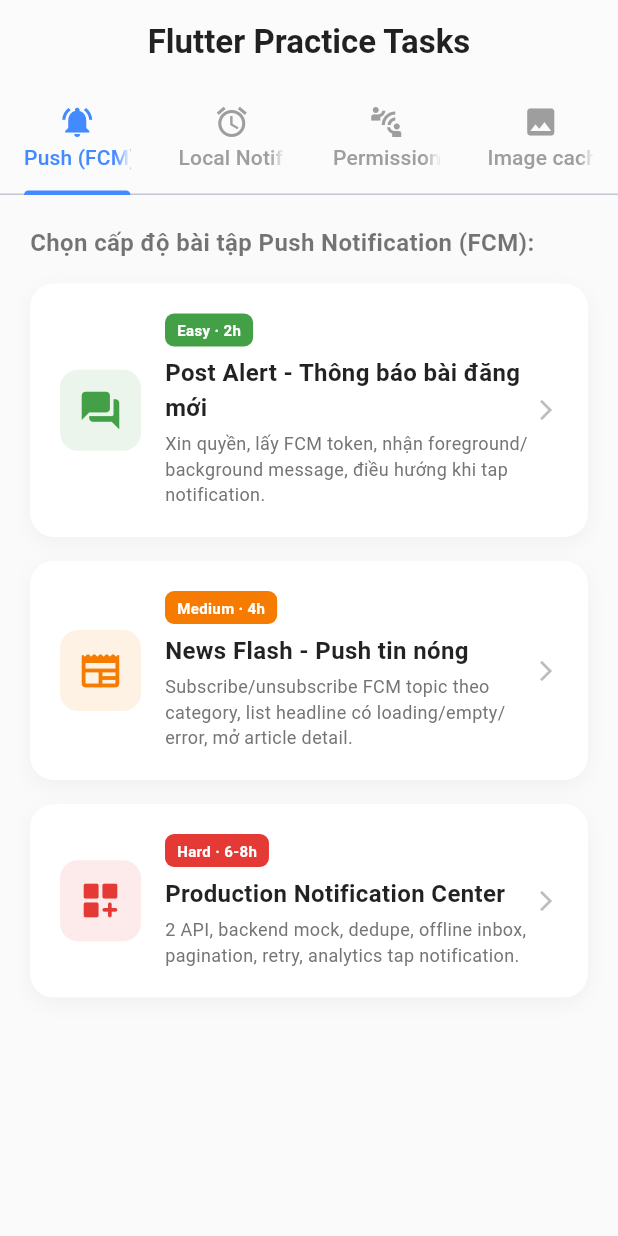
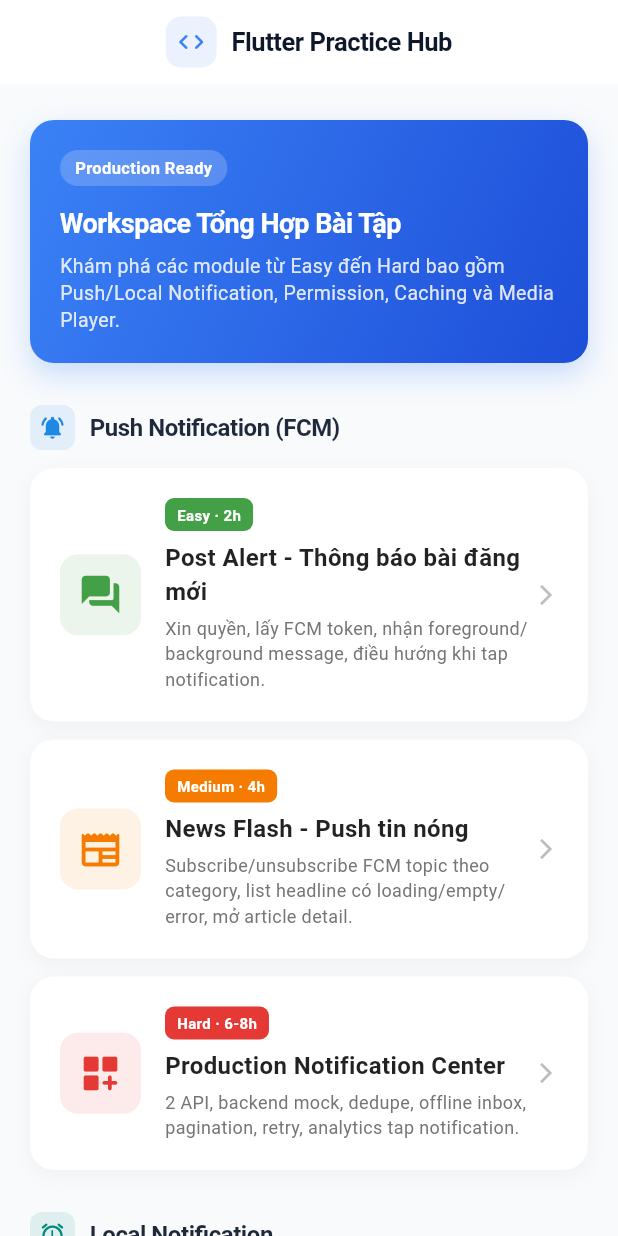
Before and after one commit to Trannganne/flutter_practice_task, a Flutter app: the screen it shows after launch, on a phone screen of 412 x 824 dp. Run offline on Flutter 3.47's test engine with Material 3 defaults, Android fonts, the phone set to English and light mode, and no system bars; our stand-ins replace bloc, bloc_concurrency, cached_network_image, chewie, connectivity_plus, csv and 24 more; missing offline and left inert: dio_smart_retry, workmanager; accounts and stored records are empty.

Commit message:
refactor: đồng bộ router và giao diện Local Notification

```diff
--- a/lib/hub/dev_hub_screen.dart
+++ b/lib/hub/dev_hub_screen.dart
@@ -56,10 +56,8 @@ import 'package:flutterpractisetasks/file_picker/file_router/upload_app.dart'
 import 'package:flutterpractisetasks/video_player/video_router/player_app.dart'
     as hard_video_player;
 
-/// Màn hình gốc của app: gom toàn bộ 6 bài tập (Easy/Medium/Hard x
-/// Push Notification(FCM)/Local Notification) vào 1 nơi duy nhất, thay vì
-/// trước đây chỉ có bài "Push - Hard" được gắn làm route gốc trong main.dart
-/// nên 5 bài còn lại không thể mở được từ app đang chạy.
+/// Màn hình gốc của app: gom toàn bộ các bài tập vào 1 Dashboard hiện đại,
+/// thoáng đãng, dễ thao tác và chuẩn UI/UX mobile.
 class DevHubScreen extends StatefulWidget {
   const DevHubScreen({super.key});
 
@@ -67,32 +65,16 @@ class DevHubScreen extends StatefulWidget {
   State<DevHubScreen> createState() => _DevHubScreenState();
 }
 
-class _DevHubScreenState extends State<DevHubScreen>
-    with SingleTickerProviderStateMixin {
-  late final TabController _tabController;
-
+class _DevHubScreenState extends State<DevHubScreen> {
   // Đánh dấu module nào đang trong lúc khởi tạo (xin quyền + lấy FCM token...)
   // để hiển thị loading trên card và tránh người dùng bấm nhiều lần.
   String? _loadingKey;
-
-  @override
-  void initState() {
-    super.initState();
-    _tabController = TabController(length: 4, vsync: this);
-  }
-
-  @override
-  void dispose() {
-    _tabController.dispose();
-    super.dispose();
-  }
 
   Future<void> _openModule({
     required String key,
     required Future<void> Function() beforeOpen,
     required String title,
     required GoRouter routerConfig,
-
     List<BlocProvider> providers = const [],
   }) async {
     if (_loadingKey != null) return;
@@ -121,51 +103,119 @@ class _DevHubScreenState extends State<DevHubScreen>
 
   @override
   Widget build(BuildContext context) {
+    const primaryColor = Color(0xFF3B82F6); // Modern professional blue
+
     return Scaffold(
-      backgroundColor: Colors.grey.shade50,
+      backgroundColor: const Color(0xFFF8FAFC), // Slate 50 background
       appBar: AppBar(
-        title: const Text(
-          'Flutter Practice Tasks',
-          style: TextStyle(fontWeight: FontWeight.bold),
+        title: Row(
+          mainAxisSize: MainAxisSize.min,
+          children: [
+            Container(
+              padding: const EdgeInsets.all(7),
+              decoration: BoxDecoration(
+                color: primaryColor.withOpacity(0.1),
+                borderRadius: BorderRadius.circular(10),
+              ),
+              child: const Icon(Icons.code_rounded, color: primaryColor, size: 20),
+            ),
+            const SizedBox(width: 10),
+            const Text(
+              'Flutter Practice Hub',
+              style: TextStyle(
+                fontWeight: FontWeight.w700,
+                fontSize: 17,
+                letterSpacing: -0.3,
+                color: Color(0xFF0F172A),
+              ),
+            ),
+          ],
         ),
         centerTitle: true,
         backgroundColor: Colors.white,
-        elevation: 0.5,
-        foregroundColor: Colors.black87,
-        bottom: TabBar(
-          controller: _tabController,
-          labelColor: Colors.blueAccent,
-          unselectedLabelColor: Colors.grey.shade500,
-          indicatorColor: Colors.blueAccent,
-          tabs: const [
-            Tab(icon: Icon(Icons.notifications_active), text: 'Push (FCM)'),
-            Tab(icon: Icon(Icons.alarm), text: 'Local Notification'),
-            Tab(icon: Icon(Icons.connect_without_contact), text: 'Permission'),
-            Tab(icon: Icon(Icons.image), text: 'Image caching'),
+        elevation: 0,
+        scrolledUnderElevation: 1,
+        shadowColor: Colors.black.withOpacity(0.05),
+      ),
+      body: SingleChildScrollView(
+        physics: const BouncingScrollPhysics(),
+        padding: const EdgeInsets.symmetric(horizontal: 20, vertical: 24),
+        child: Column(
+          crossAxisAlignment: CrossAxisAlignment.start,
+          children: [
+            // Welcome Banner Card
+            Container(
+              width: double.infinity,
+              padding: const EdgeInsets.all(20),
+              decoration: BoxDecoration(
+                gradient: const LinearGradient(
+                  colors: [Color(0xFF3B82F6), Color(0xFF1D4ED8)],
+                  begin: Alignment.topLeft,
+                  end: Alignment.bottomRight,
+                ),
+                borderRadius: BorderRadius.circular(16),
+                boxShadow: [
+                  BoxShadow(
+                    color: primaryColor.withOpacity(0.25),
+                    blurRadius: 16,
+                    offset: const Offset(0, 8),
+                  ),
+                ],
+              ),
+              child: Column(
+                crossAxisAlignment: CrossAxisAlignment.start,
+                children: [
+                  Row(
+                    children: [
+                      Container(
+                        padding: const EdgeInsets.symmetric(horizontal: 10, vertical: 4),
+                        decoration: BoxDecoration(
+                          color: Colors.white.withOpacity(0.2),
+                          borderRadius: BorderRadius.circular(20),
+                        ),
+                        child: const Text(
+                          'Production Ready',
+                          style: TextStyle(
+                            color: Colors.white,
+                            fontSize: 11,
+                            fontWeight: FontWeight.w600,
+                          ),
+                        ),
+                      ),
+                    ],
+                  ),
+                  const SizedBox(height: 12),
+                  const Text(
+                    'Workspace Tổng Hợp Bài Tập',
+                    style: TextStyle(
+                      color: Colors.white,
+                      fontSize: 18,
+                      fontWeight: FontWeight.bold,
+                      letterSpacing: -0.3,
+                    ),
+                  ),
+                  const SizedBox(height: 6),
+                  Text(
+                    'Khám phá các module từ Easy đến Hard bao gồm Push/Local Notification, Permission, Caching và Media Player.',
+                    style: TextStyle(
+                      color: Colors.white.withOpacity(0.85),
+                      fontSize: 13,
+                      height: 1.4,
+                    ),
+                  ),
                 ],
               ),
             ),
-      body: TabBarView(
-        controller: _tabController,
-        children: [
-          _buildPushTab(),
-          _buildLocalTab(),
-          _buildPermissionTab(),
-          _builImageCachingTab(),
-        ],
+
+            const SizedBox(height: 28),
+
+            // ===================== SECTION 1: PUSH NOTIFICATION (FCM) =====================
+            _sectionHeader(
+              title: 'Push Notification (FCM)',
+              icon: Icons.notifications_active_rounded,
+              color: Colors.blue.shade600,
             ),
-    );
-  }
-
-  // ===================== TAB 1: PUSH NOTIFICATION (FCM) =====================
-  Widget _buildPushTab() {
-    return SingleChildScrollView(
-      padding: const EdgeInsets.all(20.0),
-      child: Column(
-        crossAxisAlignment: CrossAxisAlignment.start,
-        children: [
-          _sectionLabel('Chọn cấp độ bài tập Push Notification (FCM):'),
-          const SizedBox(height: 16),
+            const SizedBox(height: 12),
             FeatureCard(
               title: 'Post Alert - Thông báo bài đăng mới',
               subtitle:
@@ -181,7 +231,7 @@ class _DevHubScreenState extends State<DevHubScreen>
                 routerConfig: easy_push_router.AppRouter.router,
               ),
             ),
-          const SizedBox(height: 16),
+            const SizedBox(height: 12),
             FeatureCard(
               title: 'News Flash - Push tin nóng',
               subtitle:
@@ -197,7 +247,7 @@ class _DevHubScreenState extends State<DevHubScreen>
                 routerConfig: medium_push_router.AppRouter.router,
               ),
             ),
-          const SizedBox(height: 16),
+            const SizedBox(height: 12),
             FeatureCard(
               title: 'Production Notification Center',
               subtitle:
@@ -215,69 +265,92 @@ class _DevHubScreenState extends State<DevHubScreen>
                 routerConfig: hard_push_router.AppRoutes.createRouter(),
               ),
             ),
-        ],
+
+            const SizedBox(height: 28),
+
+            // ===================== SECTION 2: LOCAL NOTIFICATION =====================
+            _sectionHeader(
+              title: 'Local Notification',
+              icon: Icons.alarm_rounded,
+              color: Colors.teal.shade600,
             ),
-    );
-  }
-
-  // ===================== TAB 2: LOCAL NOTIFICATION =====================
-  Widget _buildLocalTab() {
-    return SingleChildScrollView(
-      padding: const EdgeInsets.all(20.0),
-      child: Column(
-        crossAxisAlignment: CrossAxisAlignment.start,
-        children: [
-          _sectionLabel('Bộ bài tập Local Notification:'),
-          const SizedBox(height: 16),
-          // Module Local Notification đã có sẵn 1 menu nội bộ với đầy đủ
-          // 3 cấp độ (Easy/Medium/Hard) + router riêng cho cả 4 tab của bản
-          // Hard (Dashboard/Reminders/History/Settings). Ta chỉ cần mở nó ra.
+            const SizedBox(height: 12),
             FeatureCard(
-            title: 'Mở bộ Local Notification',
+              title: 'Daily Activity Reminder',
               subtitle:
-                'Daily Activity Reminder (Easy) · Rain Umbrella Reminder (Medium) · Smart Daily Planner (Hard)',
-            badgeText: 'Easy · Medium · Hard',
-            badgeColor: Colors.teal.shade600,
-            icon: Icons.checklist_rtl_rounded,
-            isLoading: _loadingKey == 'local_all',
+                  'Lên lịch local notification hằng ngày, gọi API lấy nội dung nhắc việc và cho phép test notification.',
+              badgeText: 'Easy · 2h',
+              badgeColor: Colors.green.shade600,
+              icon: Icons.alarm_rounded,
+              isLoading: _loadingKey == 'local_easy',
               onTap: () => _openModule(
-              key: 'local_all',
+                key: 'local_easy',
                 beforeOpen: () async {
-                // Trước đây KHÔNG có nơi nào trong project gọi initialize()
-                // cho cả 3 cấp độ Local Notification, nên FlutterLocalNotificationsPlugin
-                // chưa từng được khởi tạo/xin quyền -> bấm Test/Schedule sẽ lỗi
-                // hoặc không hiển thị notification. Gọi cả 3 ở đây (mỗi cái đã
-                // có cờ _isInitialized nên gọi lại nhiều lần vẫn an toàn).
                   await easy_local_noti.NotificationService.initialize();
+                },
+                title: 'Daily Activity Reminder (Easy)',
+                routerConfig: local_router.AppRoutes.createRouter(
+                  initialLocation: local_router.AppRoutes.activity,
+                ),
+              ),
+            ),
+            const SizedBox(height: 12),
+            FeatureCard(
+              title: 'Rain Umbrella Reminder',
+              subtitle:
+                  'Dùng dữ liệu thời tiết để quyết định có cần nhắc mang ô; xử lý loading, error, offline và quyền notification.',
+              badgeText: 'Medium · 4h',
+              badgeColor: Colors.orange.shade700,
+              icon: Icons.umbrella_rounded,
+              isLoading: _loadingKey == 'local_medium',
+              onTap: () => _openModule(
+                key: 'local_medium',
+                beforeOpen: () async {
                   await medium_local_noti.NotificationService.initialize();
+                },
+                title: 'Rain Umbrella Reminder (Medium)',
+                routerConfig: local_router.AppRoutes.createRouter(
+                  initialLocation: local_router.AppRoutes.umbrella,
+                ),
+              ),
+            ),
+            const SizedBox(height: 12),
+            FeatureCard(
+              title: 'Smart Daily Planner',
+              subtitle:
+                  'Kết hợp nhắc việc, thời tiết, offline cache, retry, timezone và quản lý lịch nhắc với giao diện nhiều tab.',
+              badgeText: 'Hard · 6-8h',
+              badgeColor: Colors.red.shade600,
+              icon: Icons.event_note_rounded,
+              isLoading: _loadingKey == 'local_hard',
+              onTap: () => _openModule(
+                key: 'local_hard',
+                beforeOpen: () async {
                   await hard_local_noti.NotificationService.initialize();
                 },
-              title: 'Local Notification',
-              routerConfig: local_router.AppRoutes.router,
+                title: 'Smart Daily Planner (Hard)',
+                routerConfig: local_router.AppRoutes.createRouter(
+                  initialLocation: local_router.AppRoutes.hardDashboard,
                 ),
               ),
-        ],
             ),
-    );
-  }
 
-  // ===================== TAB 3: PERMISSION =====================
-  Widget _buildPermissionTab() {
-    return SingleChildScrollView(
-      padding: const EdgeInsets.all(20.0),
-      child: Column(
-        crossAxisAlignment: CrossAxisAlignment.start,
-        children: [
-          _sectionLabel('Chọn cấp độ bài tập Permission:'),
-          const SizedBox(height: 16),
+            const SizedBox(height: 28),
 
+            // ===================== SECTION 3: PERMISSION =====================
+            _sectionHeader(
+              title: 'Permission & Integration',
+              icon: Icons.security_rounded,
+              color: Colors.amber.shade700,
+            ),
+            const SizedBox(height: 12),
             FeatureCard(
               title: 'Country CSV Exporter',
               subtitle:
                   'Xin quyền lưu file, gọi API quốc gia, chuyển dữ liệu JSON sang CSV và chia sẻ/mở file.',
               badgeText: 'Medium · 4h',
               badgeColor: Colors.orange.shade700,
-            icon: Icons.newspaper_rounded,
+              icon: Icons.file_download_rounded,
               isLoading: _loadingKey == 'permission_medium',
               onTap: () {
                 Navigator.push(
@@ -286,14 +359,14 @@ class _DevHubScreenState extends State<DevHubScreen>
                 );
               },
             ),
-          const SizedBox(height: 16),
+            const SizedBox(height: 12),
             FeatureCard(
               title: 'Field Report with Weather & CSV',
               subtitle:
                   'Phối hợp camera, location, storage: chụp ảnh hiện trường, lấy thời tiết vị trí thật, lưu báo cáo CSV offline.',
               badgeText: 'Hard · 6-8h',
               badgeColor: Colors.red.shade600,
-            icon: Icons.dashboard_customize_rounded,
+              icon: Icons.assignment_turned_in_rounded,
               isLoading: _loadingKey == 'permission_hard',
               onTap: () => _openModule(
                 key: 'push_hard',
@@ -304,28 +377,23 @@ class _DevHubScreenState extends State<DevHubScreen>
                 routerConfig: per_hard_router.PermissionAppRouter.createRouter(),
               ),
             ),
-        ],
+
+            const SizedBox(height: 28),
+
+            // ===================== SECTION 4: IMAGE CACHING & MEDIA =====================
+            _sectionHeader(
+              title: 'Image Caching & Media Hub',
+              icon: Icons.perm_media_rounded,
+              color: Colors.purple.shade600,
             ),
-    );
-  }
-
-  // ===================== TAB 4: Image Caching =====================
-  Widget _builImageCachingTab() {
-    return SingleChildScrollView(
-      padding: const EdgeInsets.all(20.0),
-      child: Column(
-        crossAxisAlignment: CrossAxisAlignment.start,
-        children: [
-          _sectionLabel('Chọn cấp độ bài tập Image Caching:'),
-          const SizedBox(height: 16),
-
+            const SizedBox(height: 12),
             FeatureCard(
               title: 'Offline Discovery Gallery',
               subtitle:
                   'Làm gallery gần production: 2 nguồn ảnh, cache offline, pagination, favorite, graceful degradation khi mất mạng.',
               badgeText: 'Hard · 6-8h',
               badgeColor: Colors.red.shade600,
-            icon: Icons.dashboard_customize_rounded,
+              icon: Icons.photo_library_rounded,
               isLoading: _loadingKey == 'image_hard',
               onTap: () => _openModule(
                 key: 'image_hard',
@@ -340,17 +408,14 @@ class _DevHubScreenState extends State<DevHubScreen>
                 ],
               ),
             ),
-
-          const SizedBox(height: 16),
-
-          // Image/ File Picker
+            const SizedBox(height: 12),
             FeatureCard(
               title: 'Reliable Media Uploader',
               subtitle:
                   'Làm uploader gần production: 2 API upload, queue offline, retry, progress, fallback provider và UX mượt.',
               badgeText: 'Hard · 6-8h',
               badgeColor: Colors.red.shade600,
-            icon: Icons.dashboard_customize_rounded,
+              icon: Icons.cloud_upload_rounded,
               isLoading: _loadingKey == 'file_hard',
               onTap: () => _openModule(
                 key: 'file_hard',
@@ -370,17 +435,14 @@ class _DevHubScreenState extends State<DevHubScreen>
                 ],
               ),
             ),
-
-          const SizedBox(height: 16),
-
-          // Video player
+            const SizedBox(height: 12),
             FeatureCard(
               title: 'Production Video Explorer',
               subtitle:
                   'Làm video app gần production: 2 API, pagination, cache metadata, player UX, fallback video source, error handling.',
               badgeText: 'Hard · 6-8h',
               badgeColor: Colors.red.shade600,
-            icon: Icons.dashboard_customize_rounded,
+              icon: Icons.play_circle_filled_rounded,
               isLoading: _loadingKey == 'player_hard',
               onTap: () => _openModule(
                 key: 'player_hard',
@@ -394,17 +456,40 @@ class _DevHubScreenState extends State<DevHubScreen>
                 ],
               ),
             ),
+            const SizedBox(height: 40),
           ],
+        ),
       ),
     );
   }
 
-  Widget _sectionLabel(String text) => Text(
-    text,
+  /// Tiêu đề phân đoạn bài tập cực kỳ sang trọng và rõ ràng
+  Widget _sectionHeader({
+    required String title,
+    required IconData icon,
+    required Color color,
+  }) {
+    return Row(
+      children: [
+        Container(
+          padding: const EdgeInsets.all(6),
+          decoration: BoxDecoration(
+            color: color.withOpacity(0.1),
+            borderRadius: BorderRadius.circular(8),
+          ),
+          child: Icon(icon, color: color, size: 18),
+        ),
+        const SizedBox(width: 10),
+        Text(
+          title,
           style: const TextStyle(
             fontSize: 16,
-      fontWeight: FontWeight.w600,
-      color: Colors.black54,
+            fontWeight: FontWeight.w700,
+            color: Color(0xFF1E293B),
+            letterSpacing: -0.3,
           ),
+        ),
+      ],
     );
   }
+}
--- a/lib/local_notification/medium/bloc/forecast_bloc.dart
+++ b/lib/local_notification/medium/bloc/forecast_bloc.dart
@@ -6,6 +6,7 @@ import 'package:flutterpractisetasks/local_notification/medium/service/weather_a
 import 'package:shared_preferences/shared_preferences.dart';
 import 'forecast_event.dart';
 import 'forecast_state.dart';
+import 'package:dio/dio.dart';
 
 class WeatherBloc extends Bloc<WeatherEvent, WeatherState> {
   WeatherBloc() : super(WeatherInitial()) {
@@ -40,7 +41,6 @@ class WeatherBloc extends Bloc<WeatherEvent, WeatherState> {
         position.latitude,
         position.longitude,
       );
-      print('Tới đây rồi nè');
       print('Lat nè: ${position.latitude}');
       print('Long nè: ${position.longitude}');
 
@@ -48,7 +48,6 @@ class WeatherBloc extends Bloc<WeatherEvent, WeatherState> {
       final prefs = await SharedPreferences.getInstance();
       final threshold = prefs.getDouble('rain_threshold') ?? 0.5;
       final isScheduled = prefs.getBool('umbrella_scheduled') ?? false;
-      print('Tới đây rồi nè 2');
       final hasRain = RainDetector.hasRainComingSoon(
         forecast,
         threshold: threshold,
@@ -80,6 +79,20 @@ class WeatherBloc extends Bloc<WeatherEvent, WeatherState> {
           rainPercentage: rainPct,
           isScheduled: true,
           rainThreshold: threshold,
+        ),
+      );
+        } on DioException catch (e) {
+      final isConnectionError =
+          e.type == DioExceptionType.connectionError ||
+          e.type == DioExceptionType.connectionTimeout ||
+          e.type == DioExceptionType.sendTimeout ||
+          e.type == DioExceptionType.receiveTimeout;
+
+      emit(
+        WeatherLoadFailure(
+          message: isConnectionError
+              ? 'Vui lòng kiểm tra kết nối mạng'
+              : 'Không thể tải dự báo thời tiết. Vui lòng thử lại.',
         ),
       );
     } catch (e) {
--- a/lib/local_notification/router/approutes.dart
+++ b/lib/local_notification/router/approutes.dart
@@ -13,89 +13,89 @@ import 'package:go_router/go_router.dart';
 
 class AppRoutes {
   static const String start = '/';
+
   static const String activity = '/activity';
+  static const String umbrella = '/umbrella';
 
-  // Định nghĩa các đường dẫn (Path) cho 4 Tab thuộc cấp độ HARD
   static const String hardDashboard = '/hard-dashboard';
   static const String hardReminders = '/hard-reminders';
   static const String hardHistory = '/hard-history';
   static const String hardSettings = '/hard-settings';
 
-  static final GoRouter router = GoRouter(
-    initialLocation: start,
+  static GoRouter createRouter({
+    String initialLocation = start,
+  }) {
+    return GoRouter(
+      initialLocation: initialLocation,
       routes: [
         GoRoute(
-        path: '/',
+          path: start,
           name: 'start',
-        builder: (context, state) =>
-            const AppNavigationMenu(), // MenuScreen của bạn
+          builder: (context, state) => const AppNavigationMenu(),
         ),
+
+        // ================= EASY =================
         GoRoute(
-        path: '/activity',
+          path: activity,
           name: 'activity',
           builder: (context, state) => const ActivityScreen(),
         ),
 
+        // ================= MEDIUM =================
         GoRoute(
-        path: '/umbrella',
+          path: umbrella,
           name: 'umbrellaReminder',
           builder: (context, state) => const WeatherScreen(),
         ),
-      // ==========================================
-      // 3. CẤU TRÚC SHELL CHO CẤP ĐỘ HARD (4 TABS THEO ẢNH)
-      // ==========================================
+
+        // ================= HARD =================
         StatefulShellRoute.indexedStack(
-        // QUAN TRỌNG: bọc 1 BlocProvider DUY NHẤT bên ngoài toàn bộ shell.
-        // Trước đây mỗi branch tự tạo PlannerBloc() riêng -> 4 instance độc lập,
-        // khiến bật/tắt reminder ở tab Reminders không đồng bộ với Dashboard.
-        // Giờ cả 4 tab dùng chung 1 PlannerBloc nên state luôn đồng nhất.
           builder: (context, state, navigationShell) {
             return BlocProvider(
               create: (_) => PlannerBloc()..add(FetchPlannerEvent()),
-            child: ScaffoldWithNavBar(navigationShell: navigationShell),
+              child: ScaffoldWithNavBar(
+                navigationShell: navigationShell,
+              ),
             );
           },
           branches: [
-          // Tab 1: Dashboard (Màn hình chính Reminder Center )
             StatefulShellBranch(
               routes: [
                 GoRoute(
                   path: hardDashboard,
                   name: 'hardDashboard',
-                builder: (context, state) => const HardDashboardScreen(),
+                  builder: (context, state) =>
+                      const HardDashboardScreen(),
                 ),
               ],
             ),
-
-          // Tab 2: Reminders (Màn hình quản lý danh sách nhắc nhở)
             StatefulShellBranch(
               routes: [
                 GoRoute(
                   path: hardReminders,
                   name: 'hardReminders',
-                builder: (context, state) => const HardRemindersScreen(),
+                  builder: (context, state) =>
+                      const HardRemindersScreen(),
                 ),
               ],
             ),
-
-          // Tab 3: History (Màn hình xem chi tiết lịch sử đầy đủ)
             StatefulShellBranch(
               routes: [
                 GoRoute(
                   path: hardHistory,
                   name: 'hardHistory',
-                builder: (context, state) => const HardHistoryScreen(),
+                  builder: (context, state) =>
+                      const HardHistoryScreen(),
                 ),
               ],
             ),
-
-          // Tab 4: Settings (Màn hình cài đặt chuyên sâu)
             StatefulShellBranch(
               routes: [
                 GoRoute(
                   path: hardSettings,
                   name: 'hardSettings',
-                builder: (context, state) => const HardSettingsScreen(),
+                  builder: (context, state) =>
+                      const HardSettingsScreen(),
                 ),
               ],
             ),
@@ -104,3 +104,4 @@ class AppRoutes {
       ],
     );
   }
+}
```
Lines whose indentation alone changed are shown as unchanged.
